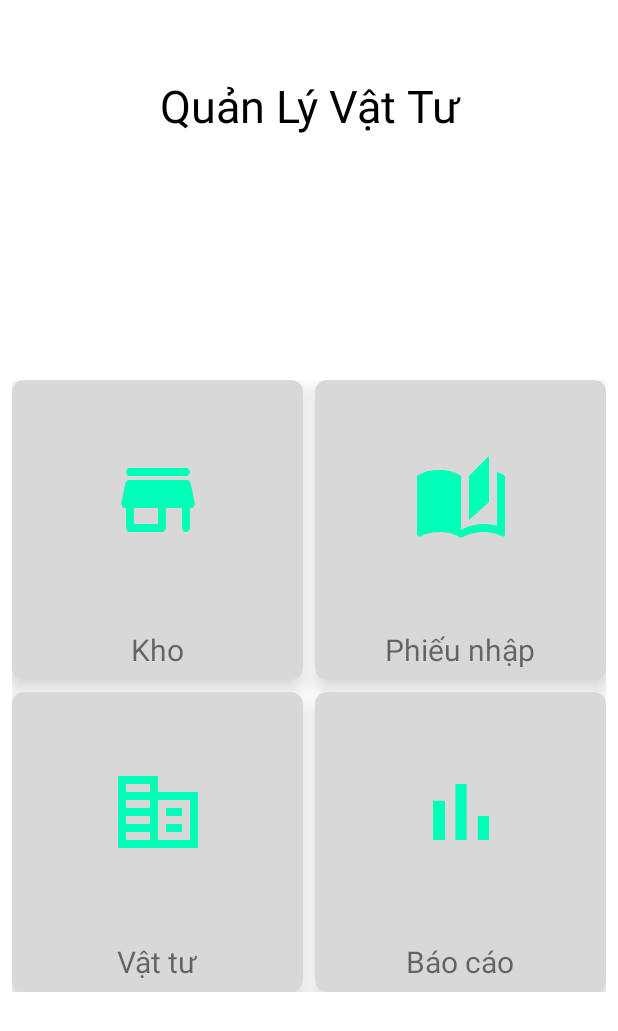
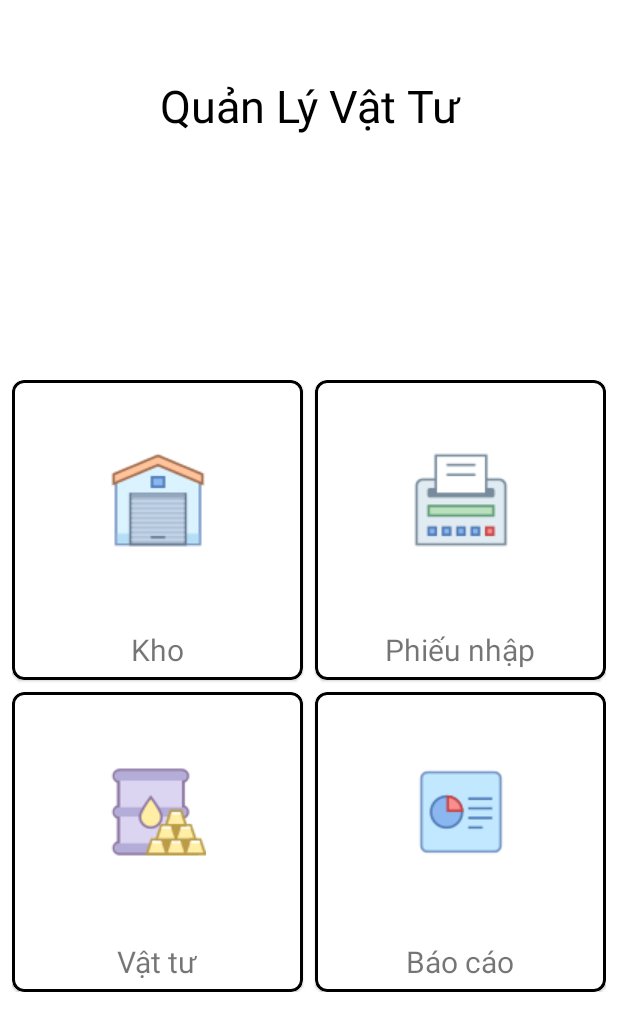
Before and after one commit to lvsang1504/App-Quan-Ly-Nhap-Kho, an Android app: the screen it shows after launch (MainActivity), on a phone screen of 412 x 824 dp. Shown: the top 1031 px of the screen. Run offline under Robolectric (Android 15) with nearby library versions, the phone set to English and light mode, and no system bars.

Commit message:
giao dien main

```diff
--- a/app/src/main/java/com/nhom2/qly_nhap_kho/MainActivity.java
+++ b/app/src/main/java/com/nhom2/qly_nhap_kho/MainActivity.java
@@ -126,10 +126,10 @@ public class MainActivity extends AppCompatActivity {
 
     private List<GridItem> getListData() {
         List<GridItem> list = new ArrayList<GridItem>();
-        GridItem gridItem = new GridItem("Kho", "ic_store");
-        GridItem gridItem1 = new GridItem("Phiếu nhập", "ic_phieu_nhap");
-        GridItem gridItem2 = new GridItem("Vật tư", "ic_vat_tu");
-        GridItem gridItem3 = new GridItem("Báo cáo", "ic_bao_cao");
+        GridItem gridItem = new GridItem("Kho", "warehouse_64px");
+        GridItem gridItem1 = new GridItem("Phiếu nhập", "receipt_64px");
+        GridItem gridItem2 = new GridItem("Vật tư", "commodity_64px");
+        GridItem gridItem3 = new GridItem("Báo cáo", "presentation_64px");
 
         list.add(gridItem);
         list.add(gridItem1);
--- a/app/src/main/res/layout/grid_item_layout.xml
+++ b/app/src/main/res/layout/grid_item_layout.xml
@@ -1,19 +1,22 @@
 <?xml version="1.0" encoding="utf-8"?>
-<androidx.cardview.widget.CardView xmlns:android="http://schemas.android.com/apk/res/android"
+<com.google.android.material.card.MaterialCardView xmlns:android="http://schemas.android.com/apk/res/android"
     xmlns:app="http://schemas.android.com/apk/res-auto"
     android:id="@+id/cardView"
     android:layout_width="match_parent"
     android:layout_height="wrap_content"
     android:padding="8dp"
     app:cardCornerRadius="8dp"
-    app:cardElevation="8dp">
+
+    app:strokeWidth="2dp"
+    app:strokeColor="@color/black">
 
     <LinearLayout
         android:layout_width="match_parent"
         android:layout_height="200dp"
         android:orientation="vertical"
-        android:background="#CDCFCFCF"
-        android:weightSum="10">
+        android:background="#CDFFFFFF"
+        android:weightSum="10"
+        >
 
         <ImageView
             android:scaleType="centerInside"
@@ -32,4 +35,4 @@
             android:textSize="20dp" />
     </LinearLayout>
 
-</androidx.cardview.widget.CardView>
+</com.google.android.material.card.MaterialCardView>
```
Also changed, not shown: app/src/main/res/drawable/commodity_64px.png (added), app/src/main/res/drawable/presentation_64px.png (added), app/src/main/res/drawable/receipt_64px.png (added), app/src/main/res/drawable/warehouse_64px.png (added).
